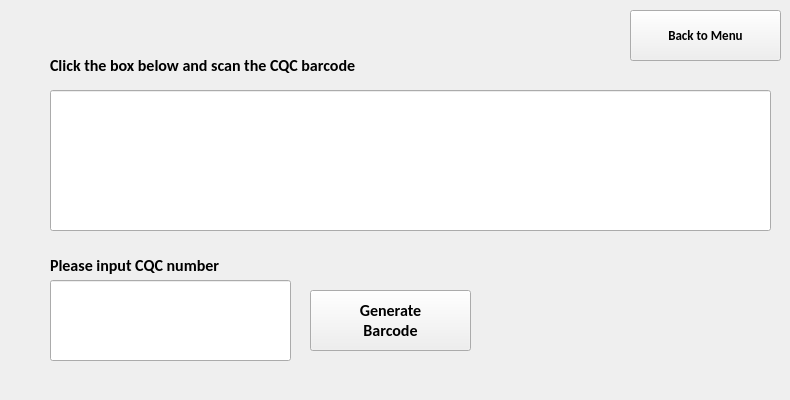
Old version of the form barcode.ui in the repository fyc0707/COTS.
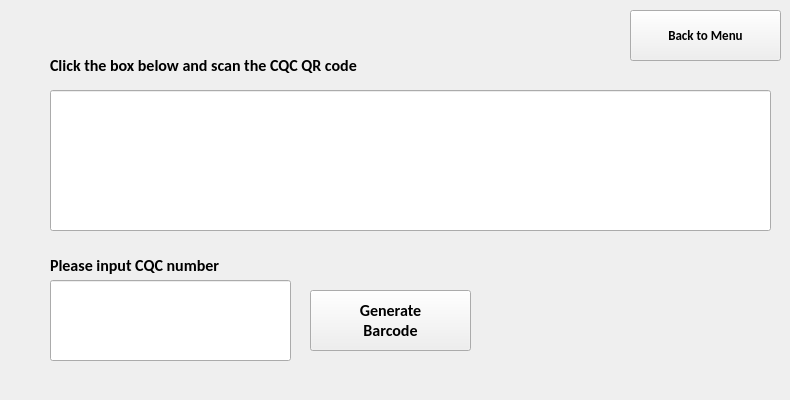
New version of the form. Icons and pictures are not drawn.

```diff
--- a/barcode.ui
+++ b/barcode.ui
@@ -180,7 +180,7 @@
     </font>
    </property>
    <property name="text">
-    <string>Click the box below and scan the CQC barcode</string>
+    <string>Click the box below and scan the CQC QR code</string>
    </property>
    <property name="wordWrap">
     <bool>true</bool>
```
